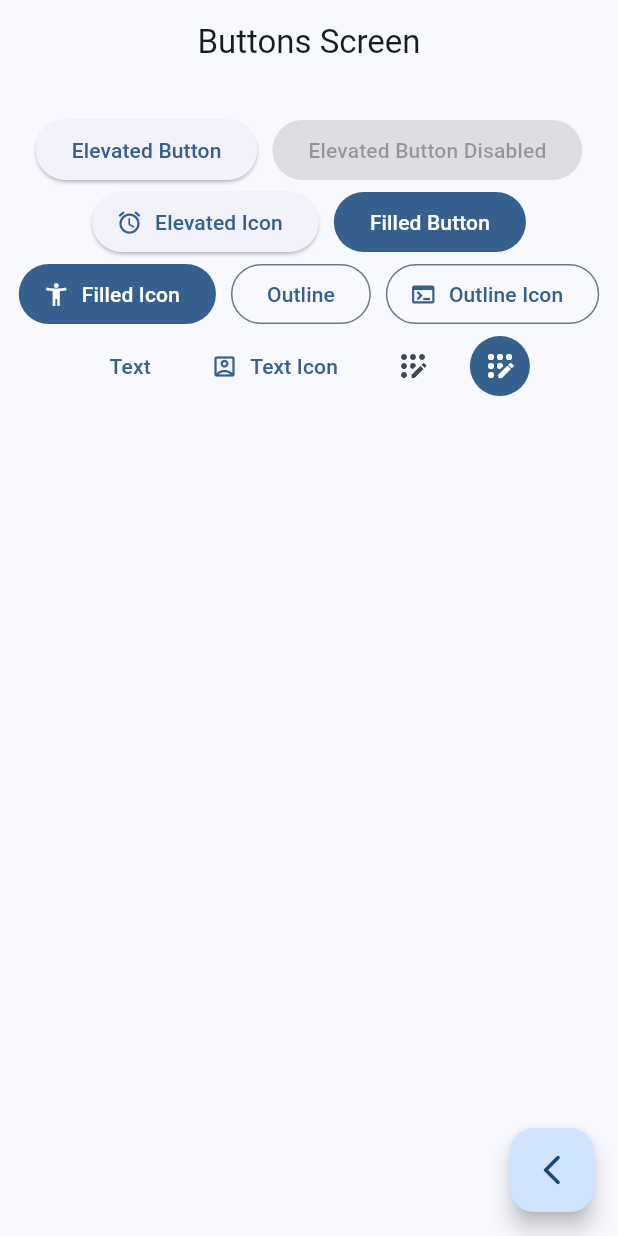
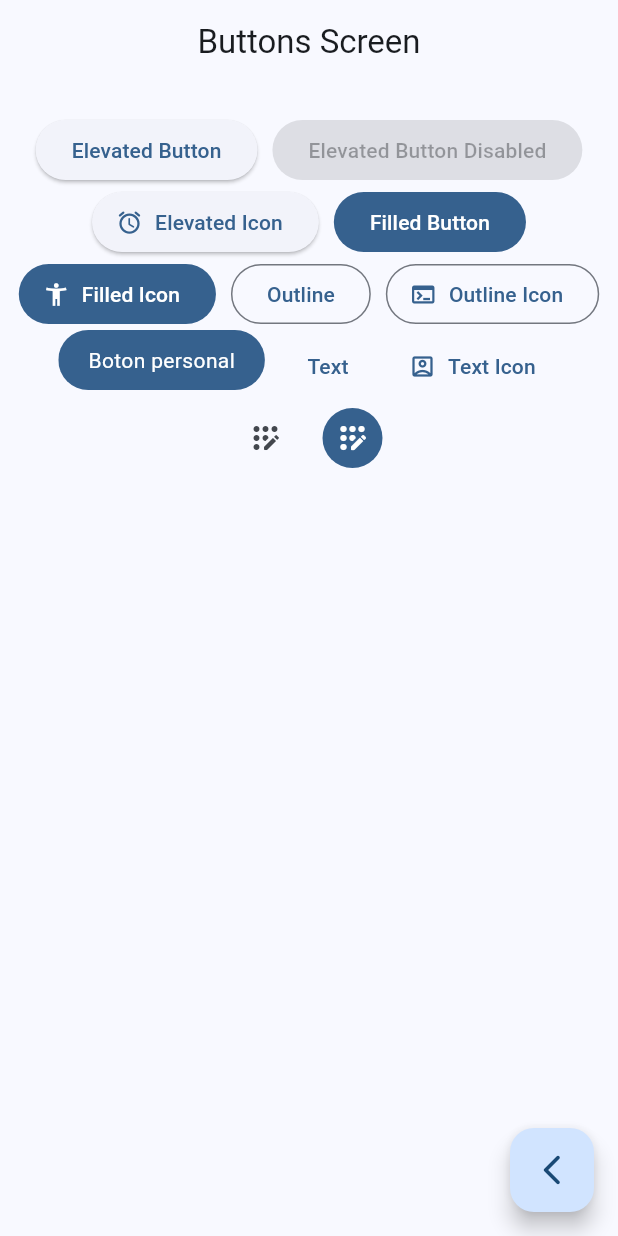
Before and after one commit to FLeiras/widgets_app, a Flutter app: the ButtonsScreen screen opened by its route, on a phone screen of 412 x 824 dp. Run offline on Flutter 3.47's test engine with Material 2 defaults, Android fonts, the phone set to English and light mode, and no system bars; our stand-ins replace go_router.

Commit message:
Boton personal echo

```diff
--- a/lib/presentation/screens/buttons/buttons_screen.dart
+++ b/lib/presentation/screens/buttons/buttons_screen.dart
@@ -58,6 +58,7 @@ class _ButtonsView extends StatelessWidget {
               ),
               label: const Text('Outline Icon'),
             ),
+            const CustomButton(),
             TextButton(onPressed: () {}, child: const Text('Text')),
             TextButton.icon(
                 onPressed: () {},
@@ -79,3 +80,29 @@ class _ButtonsView extends StatelessWidget {
     );
   }
 }
+
+class CustomButton extends StatelessWidget {
+  const CustomButton({Key? key}) : super(key: key);
+
+  @override
+  Widget build(BuildContext context) {
+    final colors = Theme.of(context).colorScheme;
+
+    return ClipRRect(
+      borderRadius: BorderRadius.circular(20),
+      child: Material(
+        color: colors.primary,
+        child: InkWell(
+          onTap: () {},
+          child: const Padding(
+            padding: EdgeInsets.symmetric(horizontal: 20, vertical: 10),
+            child: Text(
+              'Boton personal',
+              style: TextStyle(color: Colors.white),
+            ),
+          ),
+        ),
+      ),
+    );
+  }
+}
```
